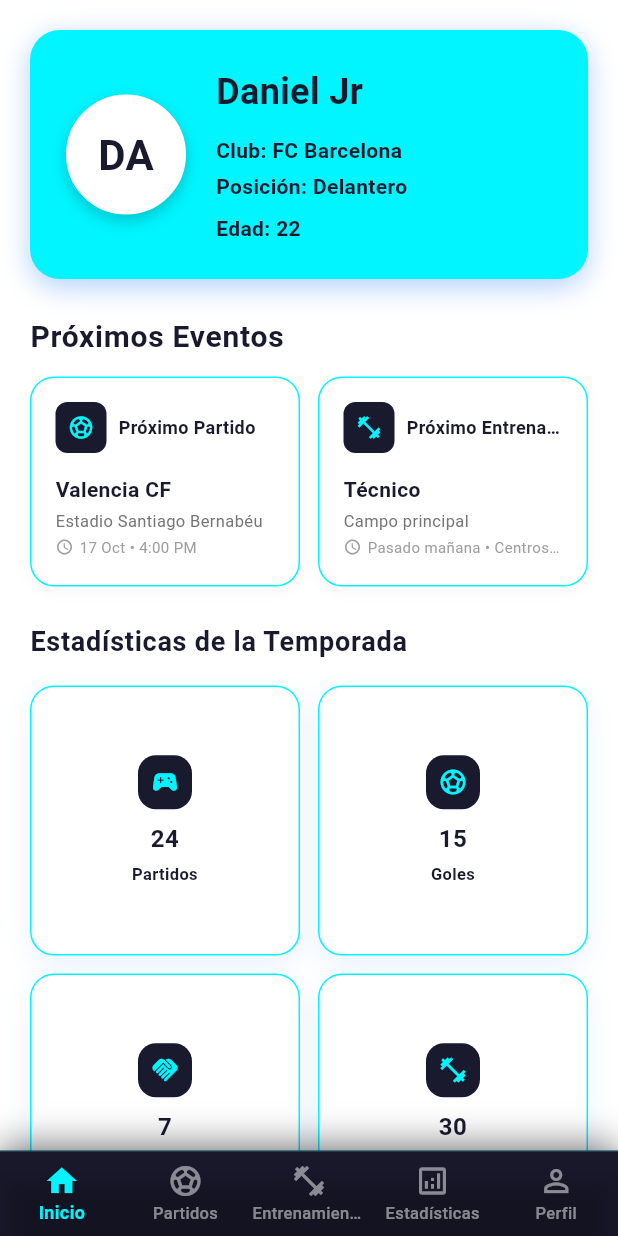
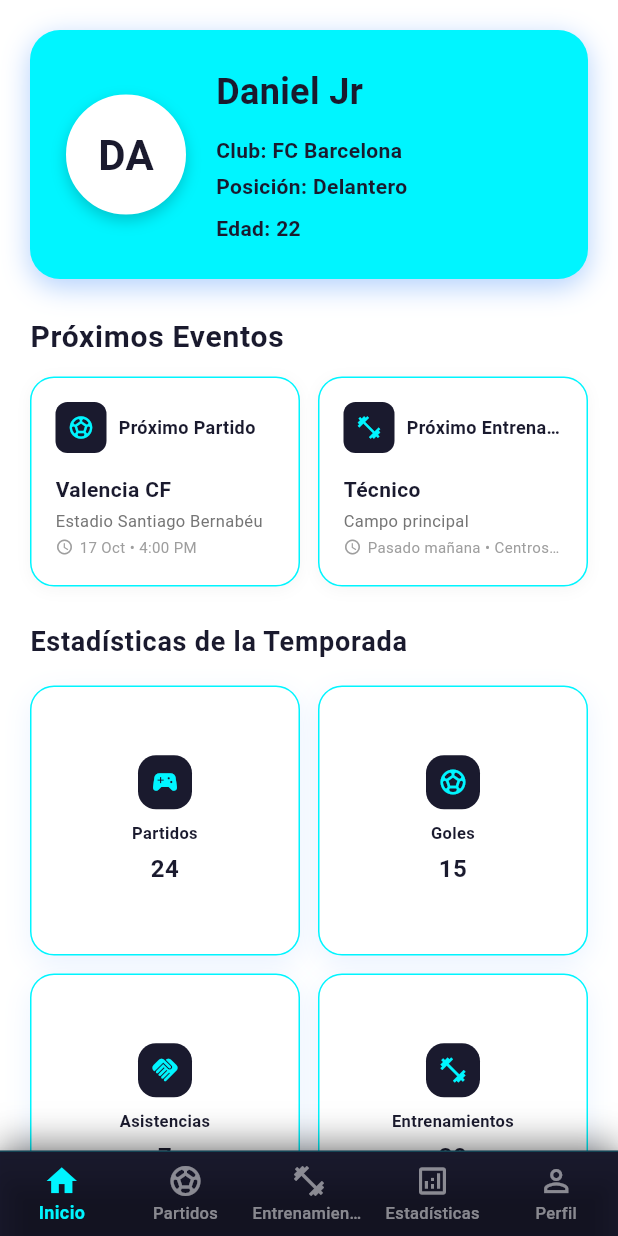
Before and after one commit to DaniielJr10/soccerlife, a Flutter app: the PrincipalPage screen opened directly, on a phone screen of 412 x 824 dp. Run offline on Flutter 3.47's test engine with Material 3 defaults, Android fonts, the phone set to English and light mode, and no system bars; our stand-ins replace image_picker.

Commit message:
se cmabio orden de numeros y letras en las atrjetas

```diff
--- a/lib/pantallas/principal.dart
+++ b/lib/pantallas/principal.dart
@@ -593,12 +593,14 @@ class _PrincipalPageState extends State<PrincipalPage> {
     required String value,
     required IconData icon,
   }) {
+    // Si la tarjeta es de 'Partidos', cambia el orden: logo, texto 'Partidos', número debajo
+    // Todas las tarjetas: logo, título y debajo el número
     return Container(
       decoration: BoxDecoration(
         color: Colors.white,
         borderRadius: BorderRadius.circular(16),
         border: Border.all(
-          color: (title == 'Goles' || title == 'Partidos' || title == 'Asistencias' || title == 'Entrenamientos')
+          color: (title == 'Partidos' || title == 'Goles' || title == 'Asistencias' || title == 'Entrenamientos')
               ? const Color(0xFF00f5ff)
               : const Color(0xFF0065F8).withValues(alpha: 0.3),
           width: 1,
@@ -634,16 +636,6 @@ class _PrincipalPageState extends State<PrincipalPage> {
             ),
             const SizedBox(height: 8),
             Text(
-              value,
-              style: const TextStyle(
-                fontWeight: FontWeight.bold,
-                fontSize: 16,
-                color: Color(0xFF1a1a2e),
-              ),
-              textAlign: TextAlign.center,
-            ),
-            const SizedBox(height: 4),
-            Text(
               title,
               style: const TextStyle(
                 color: Color(0xFF1a1a2e),
@@ -653,6 +645,16 @@ class _PrincipalPageState extends State<PrincipalPage> {
               textAlign: TextAlign.center,
               maxLines: 1,
               overflow: TextOverflow.ellipsis,
+            ),
+            const SizedBox(height: 4),
+            Text(
+              value,
+              style: const TextStyle(
+                fontWeight: FontWeight.bold,
+                fontSize: 16,
+                color: Color(0xFF1a1a2e),
+              ),
+              textAlign: TextAlign.center,
             ),
           ],
         ),
```
